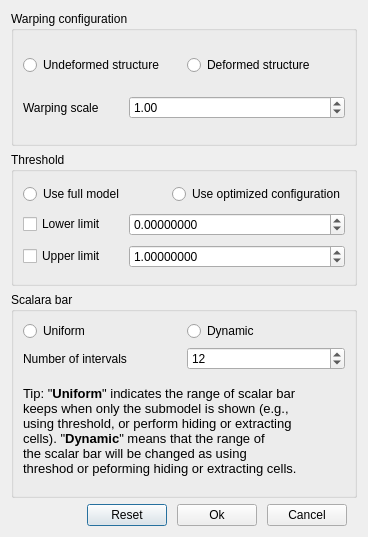
Qt form post.ui (ZhiruiFan/pacnanogui) before a commit.
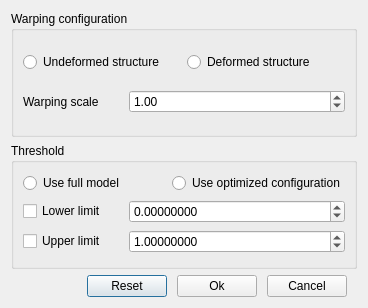
The same form after that commit. Icons and pictures are not drawn.

Commit message: Fix the bugs in picking cells (4)

What changed in the file:
```diff
--- a/post.ui
+++ b/post.ui
@@ -7,19 +7,19 @@
     <x>0</x>
     <y>0</y>
     <width>368</width>
-    <height>537</height>
+    <height>308</height>
    </rect>
   </property>
   <property name="minimumSize">
    <size>
     <width>368</width>
-    <height>537</height>
+    <height>308</height>
    </size>
   </property>
   <property name="maximumSize">
    <size>
     <width>368</width>
-    <height>537</height>
+    <height>308</height>
    </size>
   </property>
   <property name="windowTitle">
@@ -197,85 +197,6 @@
      </layout>
     </widget>
    </item>
-   <item>
-    <widget class="QGroupBox" name="groupBox_3">
-     <property name="title">
-      <string>Scalara bar</string>
-     </property>
-     <layout class="QVBoxLayout" name="verticalLayout_3">
-      <item>
-       <layout class="QHBoxLayout" name="horizontalLayout_7">
-        <item>
-         <widget class="QRadioButton" name="useUniformScarlarBar">
-          <property name="text">
-           <string>Uniform</string>
-          </property>
-         </widget>
-        </item>
-        <item>
-         <widget class="QRadioButton" name="useDynamicScalarBar">
-          <property name="text">
-           <string>Dynamic</string>
-          </property>
-         </widget>
-        </item>
-       </layout>
-      </item>
-      <item>
-       <layout class="QHBoxLayout" name="horizontalLayout_8">
-        <item>
-         <widget class="QLabel" name="label_2">
-          <property name="text">
-           <string>Number of intervals</string>
-          </property>
-         </widget>
-        </item>
-        <item>
-         <widget class="QSpinBox" name="numIntervals">
-          <property name="minimum">
-           <number>2</number>
-          </property>
-          <property name="value">
-           <number>12</number>
-          </property>
-         </widget>
-        </item>
-       </layout>
-      </item>
-      <item>
-       <widget class="QLabel" name="label_3">
-        <property name="minimumSize">
-         <size>
-          <width>0</width>
-          <height>110</height>
-         </size>
-        </property>
-        <property name="maximumSize">
-         <size>
-          <width>16777215</width>
-          <height>110</height>
-         </size>
-        </property>
-        <property name="text">
-         <string>&lt;!DOCTYPE HTML PUBLIC &quot;-//W3C//DTD HTML 4.0//EN&quot; &quot;http://www.w3.org/TR/REC-html40/strict.dtd&quot;&gt;
-&lt;html&gt;&lt;head&gt;&lt;meta name=&quot;qrichtext&quot; content=&quot;1&quot; /&gt;&lt;meta charset=&quot;utf-8&quot; /&gt;&lt;style type=&quot;text/css&quot;&gt;
-p, li { white-space: pre-wrap; }
-hr { height: 1px; border-width: 0; }
-li.unchecked::marker { content: &quot;\2610&quot;; }
-li.checked::marker { content: &quot;\2612&quot;; }
-&lt;/style&gt;&lt;/head&gt;&lt;body style=&quot; font-family:'Noto Sans'; font-size:10pt; font-weight:400; font-style:normal;&quot;&gt;
-&lt;p align=&quot;justify&quot; style=&quot; margin-top:0px; margin-bottom:0px; margin-left:0px; margin-right:0px; -qt-block-indent:0; text-indent:0px;&quot;&gt;Tip: &amp;quot;&lt;span style=&quot; font-weight:700;&quot;&gt;Uniform&lt;/span&gt;&amp;quot; indicates the range of scalar bar &lt;/p&gt;
-&lt;p align=&quot;justify&quot; style=&quot; margin-top:0px; margin-bottom:0px; margin-left:0px; margin-right:0px; -qt-block-indent:0; text-indent:0px;&quot;&gt;keeps when only the submodel is shown (e.g., &lt;/p&gt;
-&lt;p align=&quot;justify&quot; style=&quot; margin-top:0px; margin-bottom:0px; margin-left:0px; margin-right:0px; -qt-block-indent:0; text-indent:0px;&quot;&gt;using threshold, or perform hiding or extracting &lt;/p&gt;
-&lt;p align=&quot;justify&quot; style=&quot; margin-top:0px; margin-bottom:0px; margin-left:0px; margin-right:0px; -qt-block-indent:0; text-indent:0px;&quot;&gt;cells). &amp;quot;&lt;span style=&quot; font-weight:700;&quot;&gt;Dynamic&lt;/span&gt;&amp;quot; means that the range of &lt;/p&gt;
-&lt;p align=&quot;justify&quot; style=&quot; margin-top:0px; margin-bottom:0px; margin-left:0px; margin-right:0px; -qt-block-indent:0; text-indent:0px;&quot;&gt;the scalar bar will be changed as using &lt;/p&gt;
-&lt;p align=&quot;justify&quot; style=&quot; margin-top:0px; margin-bottom:0px; margin-left:0px; margin-right:0px; -qt-block-indent:0; text-indent:0px;&quot;&gt;threshod or peforming hiding or extracting cells.&lt;/p&gt;&lt;/body&gt;&lt;/html&gt;</string>
-        </property>
-       </widget>
-      </item>
-     </layout>
-    </widget>
-   </item>
    <item>
     <layout class="QHBoxLayout" name="horizontalLayout_6">
      <property name="spacing">
```
The commit also changes 12 other files.
